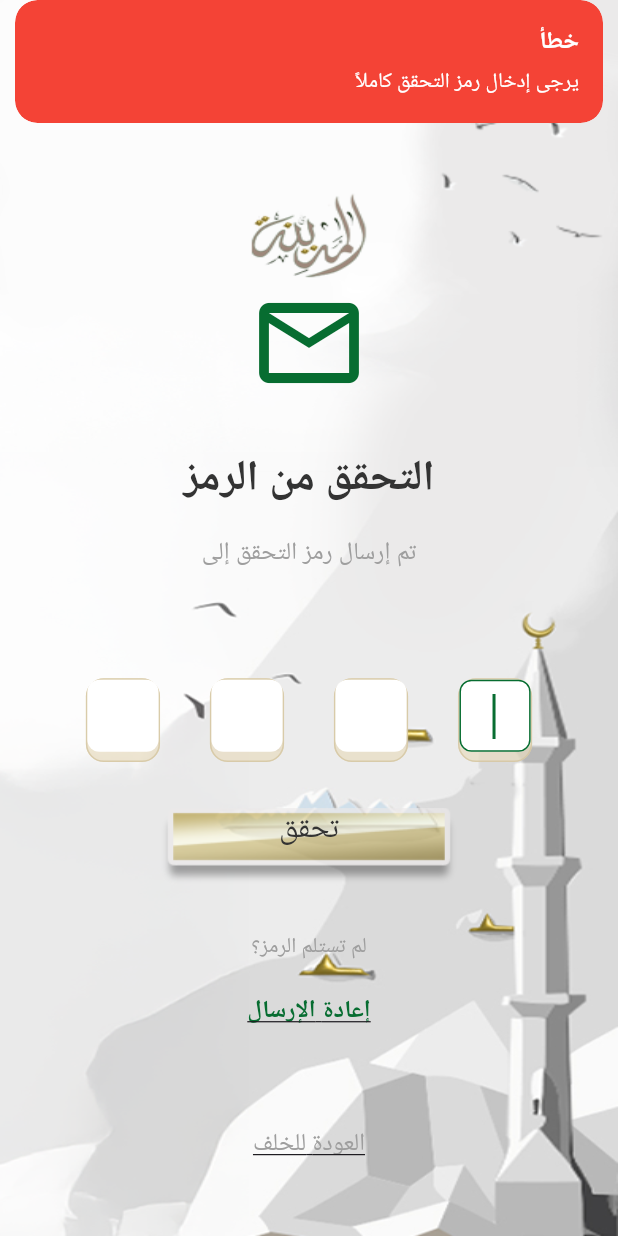
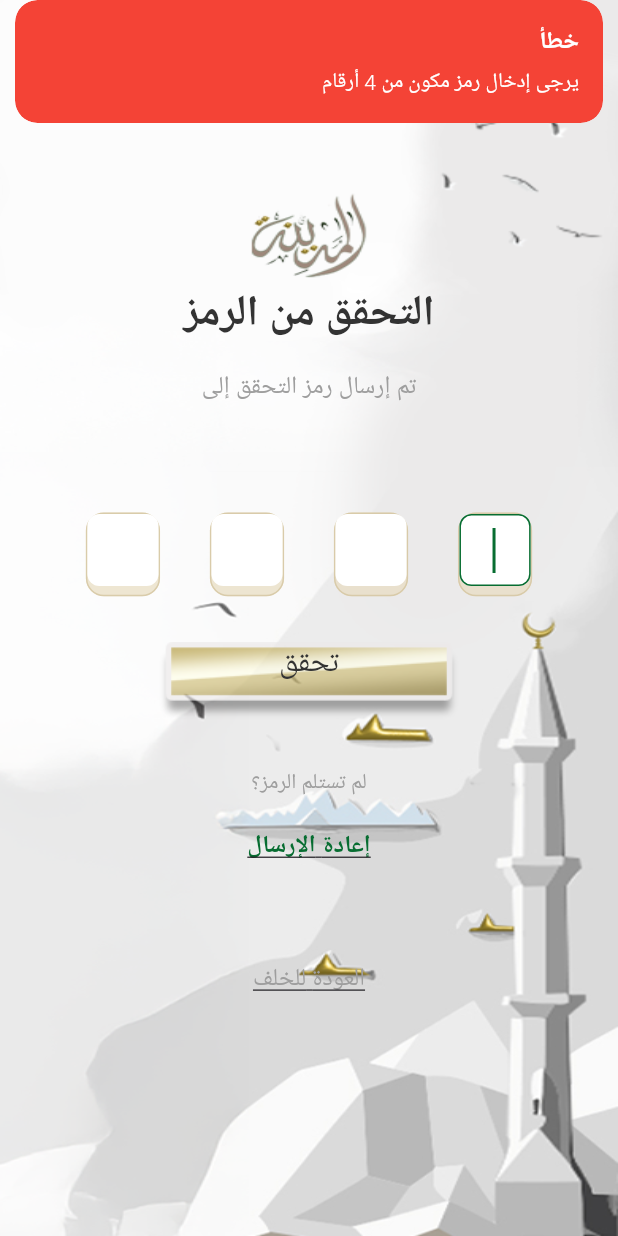
Before and after one commit to hussendev/almadina, a Flutter app: the OtpVerificationView screen opened directly with empty values, after a tap on "تحقق", on a phone screen of 412 x 824 dp. Run offline on Flutter 3.47's test engine with Material 3 defaults, Android fonts, the phone set to English and light mode, and no system bars; our stand-ins replace flutter_screenutil, get, google_fonts, hive, hive_flutter; accounts and stored records are empty; Roboto replaces fonts that are missing (Cairo).

Commit message:
refactor this app

```diff
--- a/lib/core/constants/app_strings.dart
+++ b/lib/core/constants/app_strings.dart
@@ -9,7 +9,7 @@ class AppStrings {
   static const String resetPassword = 'إعادة تعيين كلمة المرور';
   static const String mobile = 'الجوال';
   // static const String password = 'كلمة المرور';
-  static const String firstName = 'الاسم الاول';
+  static const String firstName = 'الاسم';
   static const String secondName = 'الاسم الثاني';
   static const String secretCode = 'الرقم السري';
   static const String enterMobile = 'أدخل رقم الجوال';
--- a/lib/data/models/user_model.dart
+++ b/lib/data/models/user_model.dart
@@ -10,8 +10,8 @@ class UserModel {
   @HiveField(1)
   final String firstName;
 
-  @HiveField(2)
-  final String lastName;
+  // @HiveField(2)
+  // final String lastName;
 
   @HiveField(3)
   final String mobile;
@@ -31,7 +31,7 @@ class UserModel {
   UserModel({
     required this.id,
     required this.firstName,
-    required this.lastName,
+    // required this.lastName,
     required this.mobile,
     this.email,
     required this.password,
@@ -43,7 +43,7 @@ class UserModel {
     return UserModel(
       id: json['id'],
       firstName: json['first_name'],
-      lastName: json['last_name'],
+      // lastName: json['last_name'],
       email: json['email'],
       mobile: json['phone'],
       password: json['password'],
@@ -56,7 +56,7 @@ class UserModel {
     return {
       'id': id,
       'first_name': firstName,
-      'last_name': lastName,
+      // 'last_name': lastName,
       'mobile': mobile,
       'email': email,
       'password': password,
--- a/lib/modules/auth/controllers/auth_controller.dart
+++ b/lib/modules/auth/controllers/auth_controller.dart
@@ -112,30 +112,45 @@ class AuthController extends GetxController {
   }
 
   Future<void> verifyOtp() async {
-    String otp = otpControllers.map((controller) => controller.text).join();
+    try {
+      isLoading.value = true;
 
-    if (otp.length != 4) {
+      // Collect OTP code from controllers
+      _otpCode = otpControllers.map((c) => c.text).join();
+
+      if (_otpCode.length != 4) {
         Get.snackbar(
           'خطأ',
-        'يرجى إدخال رمز التحقق كاملاً',
+          'يرجى إدخال رمز مكون من 4 أرقام',
           backgroundColor: Colors.red,
           colorText: Colors.white,
         );
         return;
       }
 
-    // Store the OTP for later use in password reset
-    _otpCode = otp;
+      // Call the real API to verify OTP
+      await _authRepository.verifyOtp(code: _otpCode);
 
       Get.snackbar(
         'تم التحقق',
-      'يمكنك الآن إدخال كلمة المرور الجديدة',
+        'تم التحقق من الرمز بنجاح',
         backgroundColor: Colors.green,
         colorText: Colors.white,
       );
 
       // Navigate to reset password screen
-    Get.off(() => ResetPasswordView(email: forgotPasswordEmailController.text));
+      Get.to(() => ResetPasswordView(email: forgotPasswordEmailController.text));
+
+    } catch (e) {
+      Get.snackbar(
+        'خطأ',
+        e.toString().contains('message') ? e.toString() : 'حدث خطأ أثناء التحقق من الرمز',
+        backgroundColor: Colors.red,
+        colorText: Colors.white,
+      );
+    } finally {
+      isLoading.value = false;
+    }
   }
 
   Future<void> resendOtp(String email) async {
@@ -217,8 +232,6 @@ class AuthController extends GetxController {
 
       // Call the real API to reset password
       await _authRepository.resetPassword(
-        email: email,
-        code: _otpCode,
         password: newPasswordController.text,
         passwordConfirmation: confirmPasswordController.text,
       );
@@ -235,7 +248,7 @@ class AuthController extends GetxController {
       _clearForgotPasswordControllers();
 
       // Navigate back to login (remove all previous screens)
-      Get.offAllNamed(AppRoutes.LOGIN);
+      Get.offAllNamed(AppRoutes.Auth);
 
     } catch (e) {
       Get.snackbar(
@@ -374,10 +387,16 @@ class AuthController extends GetxController {
     // print(firstNameController.text.isEmpty ||secondNameController.text.isEmpty||emailController.text.isEmpty||
     //     registerMobileController.text.isEmpty ||
     //     registerPasswordController.text.isEmpty);
-    if (firstNameController.text.isEmpty ||secondNameController.text.isEmpty||emailController.text.isEmpty||
+    if (firstNameController.text.isEmpty ||emailController.text.isEmpty||
         registerMobileController.text.isEmpty ||
         registerPasswordController.text.isEmpty) {
-      error.value = 'الرجاء إدخال جميع البيانات المطلوبة';
+      Get.snackbar(
+        'خطأ',
+        'الرجاء إدخال جميع البيانات المطلوبة',
+        snackPosition: SnackPosition.BOTTOM,
+        backgroundColor: Colors.red,
+        colorText: Colors.white,
+      );
       return;
     }
 
@@ -387,7 +406,6 @@ class AuthController extends GetxController {
 
       final result = await _authRepository.register(
         firstName: firstNameController.text,
-        secondName: secondNameController.text,
         mobile: registerMobileController.text,
         email: emailController.text,
         password: registerPasswordController.text,
--- a/lib/modules/auth/views/otp_verification_view.dart
+++ b/lib/modules/auth/views/otp_verification_view.dart
@@ -48,14 +48,6 @@ class OtpVerificationView extends GetView<AuthController> {
           children: [
             SizedBox(height: MediaQuery.of(context).size.height * 0.20),
 
-            // Email Icon
-            Icon(
-              Icons.email_outlined,
-              size: 80,
-              color: AppTheme.primaryColor,
-            ),
-
-            SizedBox(height: 30.h),
 
             // Title
             Text(
@@ -112,8 +104,8 @@ class OtpVerificationView extends GetView<AuthController> {
                         () => controller.isLoading.value
                         ? CircularProgressIndicator()
                         : SizedBox(
-                      height: 52,
-                      width: 275,
+                      height: 52.h,
+                      width: 275.w,
                       child: CustomButton(
                         fontSize: 20.sp,
                         text: 'تحقق',
--- a/lib/modules/home/views/home_view.dart
+++ b/lib/modules/home/views/home_view.dart
@@ -47,7 +47,7 @@ class HomeView extends GetView<HomeController> {
             height: 52,
             width: 275,
             child:  CustomButton(
-              fontSize: 25,
+              fontSize: 18.sp,
               text: AppStrings.home,
               onPressed: ()async =>await controller.launchURL('https://al-madenah.com/') ,
             ),
@@ -57,7 +57,7 @@ class HomeView extends GetView<HomeController> {
             height: 52,
             width: 275,
             child:  CustomButton(
-              fontSize: 25,
+              fontSize: 18.sp,
               text: AppStrings.discount,
               onPressed: ()async =>await controller.launchURL('https://al-madenah.com/') ,
             ),
@@ -67,7 +67,7 @@ class HomeView extends GetView<HomeController> {
             height: 52,
             width: 275,
             child:  CustomButton(
-              fontSize: 25,
+              fontSize: 18.sp,
               text: AppStrings.logout,
               onPressed: ()async{
                 await authController.logout();
```
Also changed, not shown: lib/data/providers/api_provider.dart (+19 -7 lines), lib/data/repositories/auth_repository.dart (+13 -6 lines), lib/modules/auth/views/auth_view.dart (+5 -4 lines), lib/modules/auth/views/forgot_password_view.dart (+4 -4 lines), lib/modules/auth/views/login_view.dart (+4 -4 lines), lib/modules/auth/views/register_view.dart (+17 -28 lines), lib/modules/auth/views/reset_password_view.dart (+7 -15 lines), lib/data/models/user_model.g.dart, 4 other files. Lines whose indentation alone changed are shown as unchanged.
